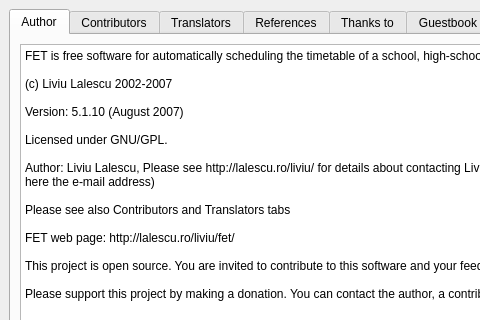
First picture: the form in fet/src/interface/helpaboutform_template.ui, repository vonmecheln/fet, before the edit; both pictures show x 0 to 480 and y 0 to 320 of the 707 by 409 pixel window.
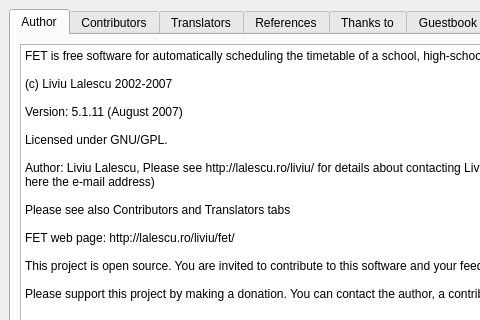
Second picture: the form after the edit.

Patch:
```diff
--- a/fet/src/interface/helpaboutform_template.ui
+++ b/fet/src/interface/helpaboutform_template.ui
@@ -69,7 +69,7 @@
 &lt;p style="-qt-paragraph-type:empty; margin-top:0px; margin-bottom:0px; margin-left:0px; margin-right:0px; -qt-block-indent:0; text-indent:0px;">&lt;/p>
 &lt;p style=" margin-top:0px; margin-bottom:0px; margin-left:0px; margin-right:0px; -qt-block-indent:0; text-indent:0px;">(c) Liviu Lalescu 2002-2007&lt;/p>
 &lt;p style="-qt-paragraph-type:empty; margin-top:0px; margin-bottom:0px; margin-left:0px; margin-right:0px; -qt-block-indent:0; text-indent:0px;">&lt;/p>
-&lt;p style=" margin-top:0px; margin-bottom:0px; margin-left:0px; margin-right:0px; -qt-block-indent:0; text-indent:0px;">Version: 5.1.10 (August 2007)&lt;/p>
+&lt;p style=" margin-top:0px; margin-bottom:0px; margin-left:0px; margin-right:0px; -qt-block-indent:0; text-indent:0px;">Version: 5.1.11 (August 2007)&lt;/p>
 &lt;p style="-qt-paragraph-type:empty; margin-top:0px; margin-bottom:0px; margin-left:0px; margin-right:0px; -qt-block-indent:0; text-indent:0px;">&lt;/p>
 &lt;p style=" margin-top:0px; margin-bottom:0px; margin-left:0px; margin-right:0px; -qt-block-indent:0; text-indent:0px;">Licensed under GNU/GPL.&lt;/p>
 &lt;p style="-qt-paragraph-type:empty; margin-top:0px; margin-bottom:0px; margin-left:0px; margin-right:0px; -qt-block-indent:0; text-indent:0px;">&lt;/p>
```
